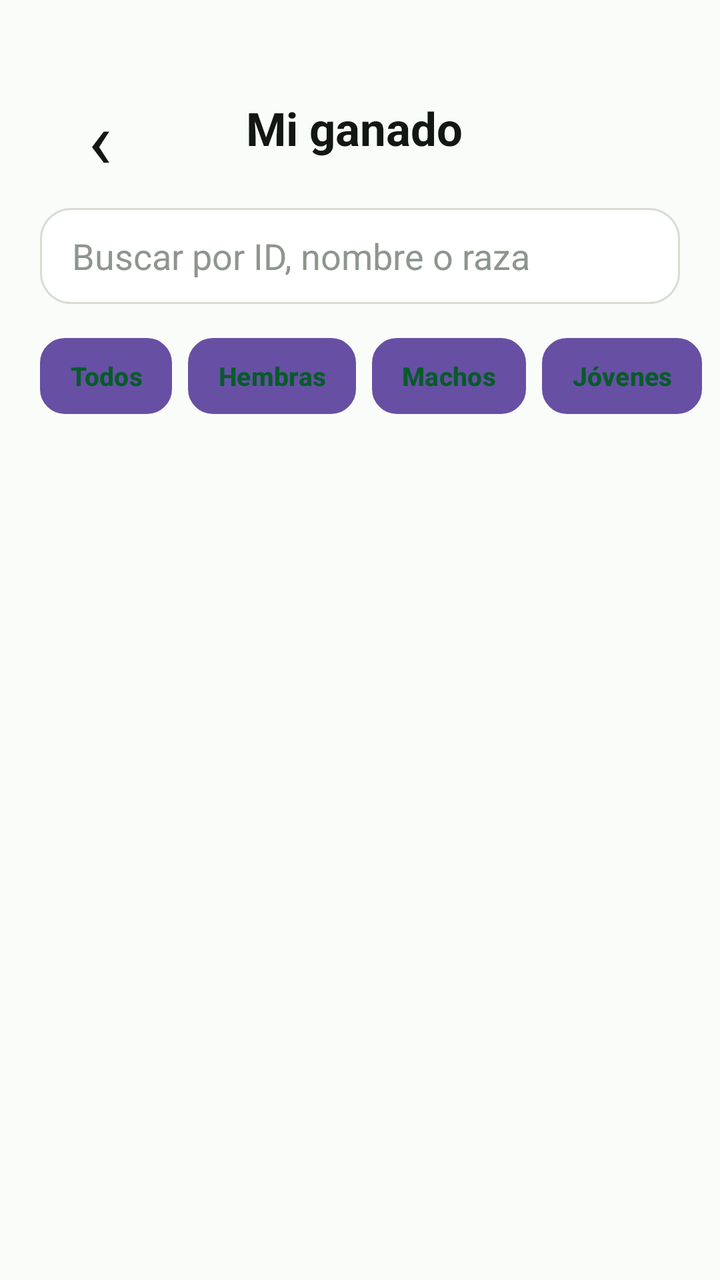
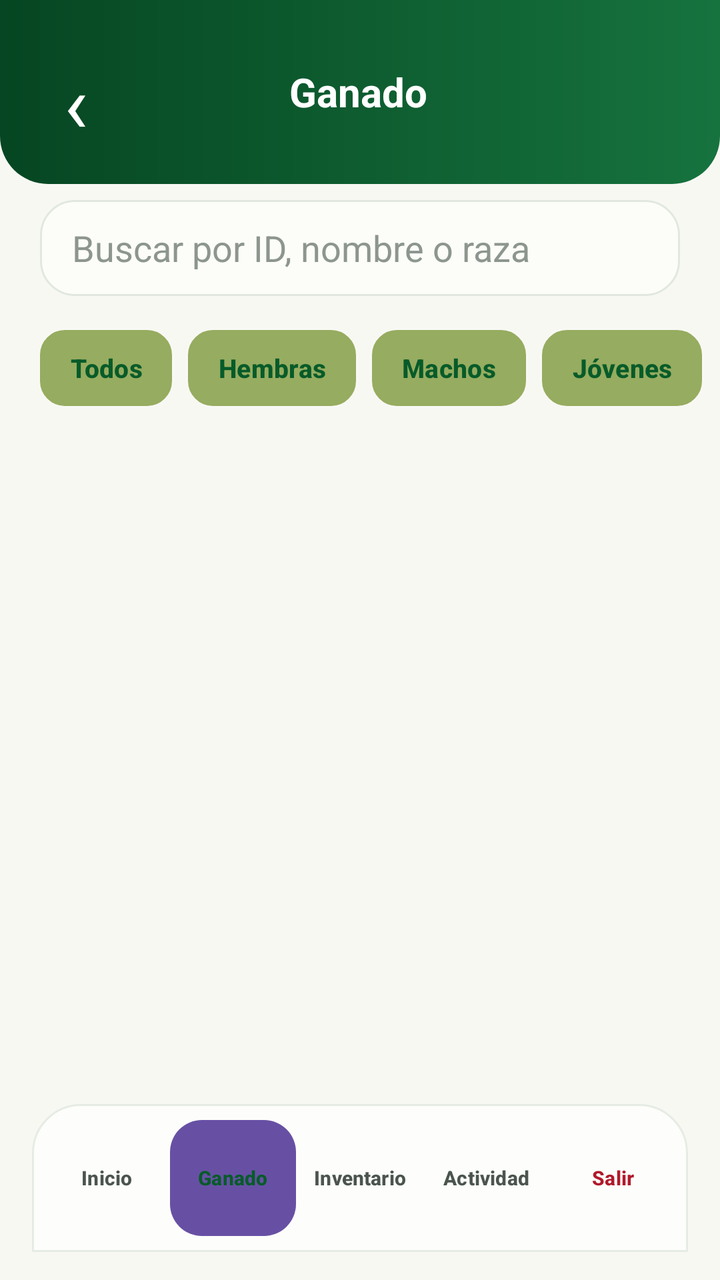

Before-and-after screenshots of an Android layout around one commit, followed by the original layout XML and the change that was made.
<!-- AndroidManifest.xml: application theme Theme.Vacuno -->
<!-- res/layout/activity_ganado.xml -->
<?xml version="1.0" encoding="utf-8"?>
<androidx.constraintlayout.widget.ConstraintLayout xmlns:android="http://schemas.android.com/apk/res/android"
    xmlns:app="http://schemas.android.com/apk/res-auto"
    android:layout_width="match_parent" android:layout_height="match_parent" android:background="#FAFCF9">

    <LinearLayout
        android:id="@+id/toolbar_ganado"
        android:layout_width="0dp"
        android:layout_height="64dp"
        android:layout_marginStart="16dp"
        android:layout_marginTop="32dp"
        android:layout_marginEnd="16dp"
        android:layout_marginBottom="16dp"
        android:gravity="center_vertical"
        android:orientation="horizontal"
        android:paddingStart="12dp"
        android:paddingEnd="18dp"
        app:layout_constraintBottom_toTopOf="@+id/et_buscar"
        app:layout_constraintEnd_toEndOf="parent"
        app:layout_constraintStart_toStartOf="parent"
        app:layout_constraintTop_toTopOf="parent">

        <TextView
            android:id="@+id/btn_volver"
            android:layout_width="44dp"
            android:layout_height="44dp"
            android:contentDescription="Volver"
            android:gravity="center"
            android:text="‹"
            android:textColor="@color/texto_principal"
            android:textSize="40sp" />

        <TextView
            android:layout_width="0dp"
            android:layout_height="wrap_content"
            android:layout_weight="1"
            android:gravity="center"
            android:text="Mi ganado"
            android:textColor="@color/texto_principal"
            android:textSize="23sp"
            android:textStyle="bold" />

        <View
            android:layout_width="44dp"
            android:layout_height="44dp" />
    </LinearLayout>

    <EditText android:id="@+id/et_buscar" android:layout_width="0dp" android:layout_height="48dp" android:layout_marginStart="20dp" android:layout_marginTop="8dp" android:layout_marginEnd="20dp"
        android:background="@drawable/bg_campo_texto" android:hint="Buscar por ID, nombre o raza" android:inputType="text" android:maxLines="1"
        android:paddingStart="16dp" android:paddingEnd="16dp" android:textColor="@color/texto_principal" android:textColorHint="@color/gris_hint"
        app:layout_constraintEnd_toEndOf="parent" app:layout_constraintStart_toStartOf="parent" app:layout_constraintTop_toBottomOf="@id/toolbar_ganado" />

    <HorizontalScrollView android:id="@+id/scroll_filtros" android:layout_width="0dp" android:layout_height="52dp" android:layout_marginTop="10dp" android:scrollbars="none"
        app:layout_constraintEnd_toEndOf="parent" app:layout_constraintStart_toStartOf="parent" app:layout_constraintTop_toBottomOf="@id/et_buscar">
        <LinearLayout android:layout_width="wrap_content" android:layout_height="match_parent" android:gravity="center_vertical" android:orientation="horizontal" android:paddingStart="20dp" android:paddingEnd="20dp">
            <com.google.android.material.button.MaterialButton android:id="@+id/btn_todos" style="@style/FiltroGanado" android:checked="true" android:text="Todos" />
            <com.google.android.material.button.MaterialButton android:id="@+id/btn_hembras" style="@style/FiltroGanado" android:text="Hembras" />
            <com.google.android.material.button.MaterialButton android:id="@+id/btn_machos" style="@style/FiltroGanado" android:text="Machos" />
            <com.google.android.material.button.MaterialButton android:id="@+id/btn_jovenes" style="@style/FiltroGanado" android:text="Jóvenes" />
        </LinearLayout>
    </HorizontalScrollView>

    <TextView android:id="@+id/tv_sin_resultados" android:layout_width="wrap_content" android:layout_height="wrap_content" android:text="No hay animales que coincidan con la búsqueda."
        android:textColor="@color/texto_secundario" android:textSize="15sp" android:visibility="gone" app:layout_constraintBottom_toBottomOf="parent" app:layout_constraintEnd_toEndOf="parent" app:layout_constraintStart_toStartOf="parent" app:layout_constraintTop_toBottomOf="@id/et_buscar" />

    <androidx.recyclerview.widget.RecyclerView
        android:id="@+id/rv_animales"
        android:layout_width="0dp"
        android:layout_height="0dp"
        android:layout_marginStart="20dp"
        android:layout_marginTop="24dp"
        android:layout_marginEnd="20dp"
        android:clipToPadding="false"
        android:paddingBottom="86dp"
        app:layout_constraintBottom_toBottomOf="parent"
        app:layout_constraintEnd_toEndOf="parent"
        app:layout_constraintHorizontal_bias="0.0"
        app:layout_constraintStart_toStartOf="parent"
        app:layout_constraintTop_toBottomOf="@id/scroll_filtros"
        app:layout_constraintVertical_bias="0.0" />

</androidx.constraintlayout.widget.ConstraintLayout>
<!-- resources referenced by this layout -->
<resources>
  <color name="gris_hint">#8D968E</color>
  <color name="texto_principal">#121713</color>
  <color name="texto_secundario">#4B554E</color>
  <!-- drawable bg_campo_texto (drawable) -->
  <?xml version="1.0" encoding="utf-8"?>
  <shape xmlns:android="http://schemas.android.com/apk/res/android">
      <solid android:color="#FFFFFF" />
      <stroke
          android:width="1dp"
          android:color="#D8DDD4" />
      <corners android:radius="15dp" />
      <padding
          android:bottom="6dp"
          android:left="10dp"
          android:right="10dp"
          android:top="6dp" />
  </shape>
  <style name="Theme.Vacuno" parent="Base.Theme.Vacuno" />
  <!-- drawable bg_filtro (drawable) -->
  <?xml version="1.0" encoding="utf-8"?>
  <selector xmlns:android="http://schemas.android.com/apk/res/android">
      <item android:state_checked="true"><shape android:shape="rectangle"><solid android:color="@color/verde_principal"/><corners android:radius="12dp"/></shape></item>
      <item><shape android:shape="rectangle"><solid android:color="@color/white"/><corners android:radius="12dp"/><stroke android:width="1dp" android:color="#DCE4DA"/></shape></item>
  </selector>
  <style name="Base.Theme.Vacuno" parent="Theme.Material3.DayNight.NoActionBar">
          
          
      </style>
  <color name="verde_principal">#075B29</color>
  <color name="white">#FFFFFFFF</color>
  <!-- unchanged entries left out for length: 1 -->
</resources>

<!-- the commit's change to res/layout/activity_ganado.xml (unified diff, before → after) -->
@@ -1,19 +1,17 @@
 <?xml version="1.0" encoding="utf-8"?>
 <androidx.constraintlayout.widget.ConstraintLayout xmlns:android="http://schemas.android.com/apk/res/android"
     xmlns:app="http://schemas.android.com/apk/res-auto"
-    android:layout_width="match_parent" android:layout_height="match_parent" android:background="#FAFCF9">
+    android:layout_width="match_parent" android:layout_height="match_parent" android:background="@color/fondo_premium">
 
     <LinearLayout
         android:id="@+id/toolbar_ganado"
         android:layout_width="0dp"
-        android:layout_height="64dp"
-        android:layout_marginStart="16dp"
-        android:layout_marginTop="32dp"
-        android:layout_marginEnd="16dp"
-        android:layout_marginBottom="16dp"
+        android:layout_height="92dp"
+        android:layout_marginBottom="10dp"
+        android:background="@drawable/bg_top_bar"
         android:gravity="center_vertical"
         android:orientation="horizontal"
-        android:paddingStart="12dp"
+        android:paddingStart="16dp"
         android:paddingEnd="18dp"
         app:layout_constraintBottom_toTopOf="@+id/et_buscar"
         app:layout_constraintEnd_toEndOf="parent"
@@ -27,7 +25,7 @@
             android:contentDescription="Volver"
             android:gravity="center"
             android:text="‹"
-            android:textColor="@color/texto_principal"
+            android:textColor="@color/white"
             android:textSize="40sp" />
 
         <TextView
@@ -35,9 +33,9 @@
             android:layout_height="wrap_content"
             android:layout_weight="1"
             android:gravity="center"
-            android:text="Mi ganado"
-            android:textColor="@color/texto_principal"
-            android:textSize="23sp"
+            android:text="Ganado"
+            android:textColor="@color/white"
+            android:textSize="20sp"
             android:textStyle="bold" />
 
         <View
@@ -53,10 +51,31 @@
     <HorizontalScrollView android:id="@+id/scroll_filtros" android:layout_width="0dp" android:layout_height="52dp" android:layout_marginTop="10dp" android:scrollbars="none"
         app:layout_constraintEnd_toEndOf="parent" app:layout_constraintStart_toStartOf="parent" app:layout_constraintTop_toBottomOf="@id/et_buscar">
         <LinearLayout android:layout_width="wrap_content" android:layout_height="match_parent" android:gravity="center_vertical" android:orientation="horizontal" android:paddingStart="20dp" android:paddingEnd="20dp">
-            <com.google.android.material.button.MaterialButton android:id="@+id/btn_todos" style="@style/FiltroGanado" android:checked="true" android:text="Todos" />
-            <com.google.android.material.button.MaterialButton android:id="@+id/btn_hembras" style="@style/FiltroGanado" android:text="Hembras" />
-            <com.google.android.material.button.MaterialButton android:id="@+id/btn_machos" style="@style/FiltroGanado" android:text="Machos" />
-            <com.google.android.material.button.MaterialButton android:id="@+id/btn_jovenes" style="@style/FiltroGanado" android:text="Jóvenes" />
+
+            <com.google.android.material.button.MaterialButton
+                android:id="@+id/btn_todos"
+                style="@style/FiltroGanado"
+                android:checked="true"
+                android:text="Todos"
+                app:backgroundTint="#96AC60" />
+
+            <com.google.android.material.button.MaterialButton
+                android:id="@+id/btn_hembras"
+                style="@style/FiltroGanado"
+                android:text="Hembras"
+                app:backgroundTint="#96AC60" />
+
+            <com.google.android.material.button.MaterialButton
+                android:id="@+id/btn_machos"
+                style="@style/FiltroGanado"
+                android:text="Machos"
+                app:backgroundTint="#96AC60" />
+
+            <com.google.android.material.button.MaterialButton
+                android:id="@+id/btn_jovenes"
+                style="@style/FiltroGanado"
+                android:text="Jóvenes"
+                app:backgroundTint="#96AC60" />
         </LinearLayout>
     </HorizontalScrollView>
 
@@ -68,15 +87,37 @@
         android:layout_width="0dp"
         android:layout_height="0dp"
         android:layout_marginStart="20dp"
-        android:layout_marginTop="24dp"
+        android:layout_marginTop="14dp"
         android:layout_marginEnd="20dp"
         android:clipToPadding="false"
-        android:paddingBottom="86dp"
-        app:layout_constraintBottom_toBottomOf="parent"
+        android:paddingBottom="18dp"
+        app:layout_constraintBottom_toTopOf="@id/ll_menu_ganado"
         app:layout_constraintEnd_toEndOf="parent"
         app:layout_constraintHorizontal_bias="0.0"
         app:layout_constraintStart_toStartOf="parent"
         app:layout_constraintTop_toBottomOf="@id/scroll_filtros"
         app:layout_constraintVertical_bias="0.0" />
 
+    <LinearLayout
+        android:id="@+id/ll_menu_ganado"
+        android:layout_width="0dp"
+        android:layout_height="74dp"
+        android:layout_marginStart="16dp"
+        android:layout_marginEnd="16dp"
+        android:layout_marginBottom="14dp"
+        android:background="@drawable/bg_bottom_nav_premium"
+        android:gravity="center"
+        android:orientation="horizontal"
+        android:padding="6dp"
+        app:layout_constraintBottom_toBottomOf="parent"
+        app:layout_constraintEnd_toEndOf="parent"
+        app:layout_constraintStart_toStartOf="parent">
+
+        <Button android:id="@+id/btn_inicio" style="@style/BotonMenu" android:text="Inicio" />
+        <Button android:id="@+id/btn_menu_ganado" style="@style/BotonMenu" android:background="@drawable/bg_nav_item_active" android:text="Ganado" android:textColor="@color/verde_principal" />
+        <Button android:id="@+id/btn_menu_inventario" style="@style/BotonMenu" android:text="Inventario" />
+        <Button android:id="@+id/btn_menu_actividad" style="@style/BotonMenu" android:text="Actividad" />
+        <Button android:id="@+id/btn_cerrar_sesio" style="@style/BotonMenu" android:text="Salir" android:textColor="@color/rojo_alerta" />
+    </LinearLayout>
+
 </androidx.constraintlayout.widget.ConstraintLayout>
<!-- resource entries referenced after the edit -->
@@ -1,27 +1,62 @@
 <!-- resources referenced by this layout -->
 <resources>
+  <color name="fondo_premium">#F8F8F3</color>
   <color name="gris_hint">#8D968E</color>
+  <color name="rojo_alerta">#B1192B</color>
   <color name="texto_principal">#121713</color>
   <color name="texto_secundario">#4B554E</color>
   <!-- drawable bg_campo_texto (drawable) -->
   <?xml version="1.0" encoding="utf-8"?>
   <shape xmlns:android="http://schemas.android.com/apk/res/android">
-      <solid android:color="#FFFFFF" />
+      <solid android:color="#FCFDF9" />
       <stroke
           android:width="1dp"
-          android:color="#D8DDD4" />
-      <corners android:radius="15dp" />
+          android:color="@color/borde_suave" />
+      <corners android:radius="17dp" />
       <padding
           android:bottom="6dp"
           android:left="10dp"
           android:right="10dp"
           android:top="6dp" />
   </shape>
+  <!-- drawable bg_nav_item_active (drawable) -->
+  <?xml version="1.0" encoding="utf-8"?>
+  <shape xmlns:android="http://schemas.android.com/apk/res/android" android:shape="rectangle">
+      <solid android:color="@color/verde_botones" />
+      <corners android:radius="16dp" />
+  </shape>
+  <!-- drawable bg_top_bar (drawable) -->
+  <?xml version="1.0" encoding="utf-8"?>
+  <shape xmlns:android="http://schemas.android.com/apk/res/android" android:shape="rectangle">
+      <gradient android:angle="0" android:startColor="#064622" android:endColor="#16733E" />
+      <corners android:bottomLeftRadius="24dp" android:bottomRightRadius="24dp" />
+  </shape>
+  <style name="BotonMenu">
+          <item name="android:layout_width">0dp</item>
+          <item name="android:layout_height">58dp</item>
+          <item name="android:layout_weight">1</item>
+          <item name="android:background">@drawable/bg_nav_item</item>
+          <item name="android:minWidth">0dp</item>
+          <item name="android:paddingStart">2dp</item>
+          <item name="android:paddingEnd">2dp</item>
+          <item name="android:textAllCaps">false</item>
+          <item name="android:textColor">@color/color_nav_text</item>
+          <item name="android:textSize">10sp</item>
+          <item name="android:textStyle">bold</item>
+      </style>
   <style name="Theme.Vacuno" parent="Base.Theme.Vacuno" />
+  <color name="borde_suave">#E1E8DF</color>
+  <color name="verde_botones">#96AC60</color>
+  <!-- drawable bg_nav_item (drawable) -->
+  <?xml version="1.0" encoding="utf-8"?>
+  <selector xmlns:android="http://schemas.android.com/apk/res/android">
+      <item android:state_activated="true"><shape android:shape="rectangle"><solid android:color="@color/verde_botones"/><corners android:radius="16dp"/></shape></item>
+      <item><shape android:shape="rectangle"><solid android:color="@android:color/transparent"/><corners android:radius="16dp"/></shape></item>
+  </selector>
   <!-- drawable bg_filtro (drawable) -->
   <?xml version="1.0" encoding="utf-8"?>
   <selector xmlns:android="http://schemas.android.com/apk/res/android">
-      <item android:state_checked="true"><shape android:shape="rectangle"><solid android:color="@color/verde_principal"/><corners android:radius="12dp"/></shape></item>
+      <item android:state_checked="true"><shape android:shape="rectangle"><solid android:color="@color/verde_botones"/><corners android:radius="12dp"/></shape></item>
       <item><shape android:shape="rectangle"><solid android:color="@color/white"/><corners android:radius="12dp"/><stroke android:width="1dp" android:color="#DCE4DA"/></shape></item>
   </selector>
   <style name="Base.Theme.Vacuno" parent="Theme.Material3.DayNight.NoActionBar">
@@ -30,6 +65,13 @@
       </style>
   <color name="verde_principal">#075B29</color>
   <color name="white">#FFFFFFFF</color>
+  <!-- drawable bg_bottom_nav_premium (drawable) -->
+  <?xml version="1.0" encoding="utf-8"?>
+  <shape xmlns:android="http://schemas.android.com/apk/res/android" android:shape="rectangle">
+      <solid android:color="#FDFEFB" />
+      <stroke android:width="1dp" android:color="#E6ECE4" />
+      <corners android:topLeftRadius="24dp" android:topRightRadius="24dp" />
+  </shape>
   <!-- unchanged entries left out for length: 1 -->
 </resources>
 
